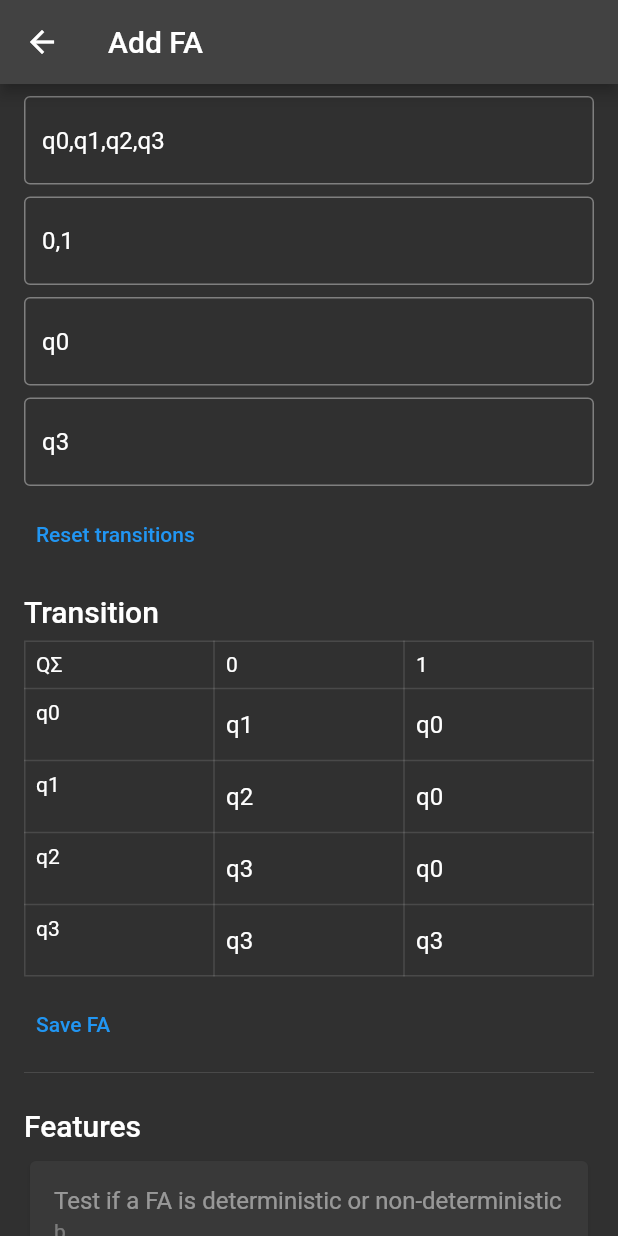
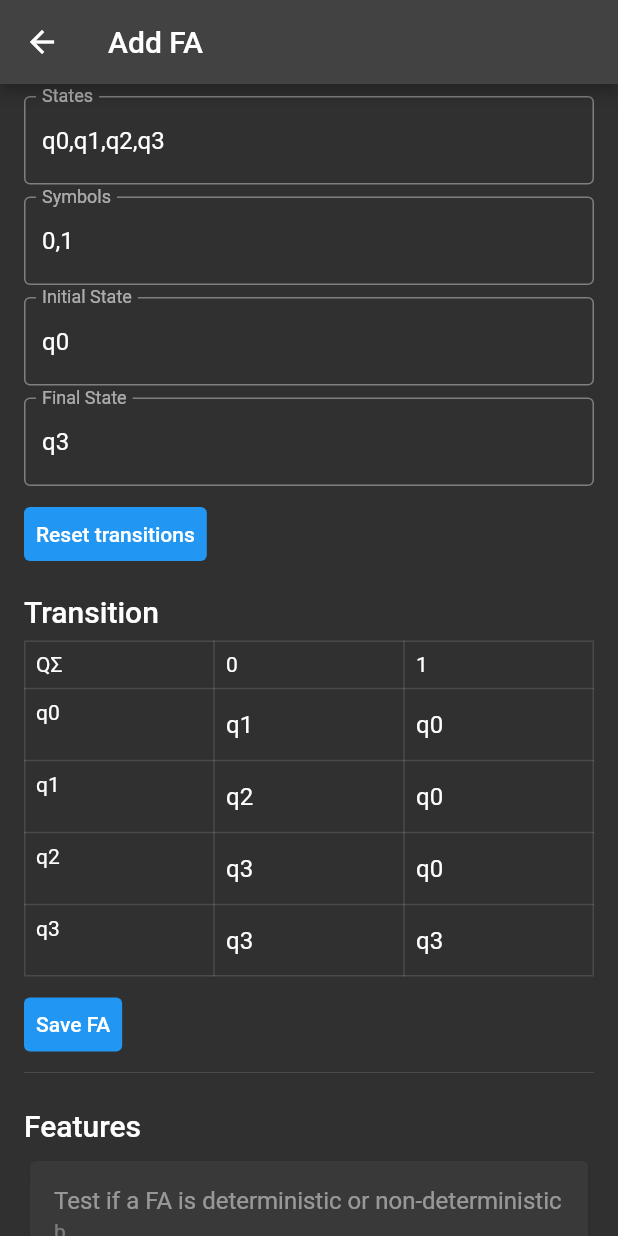
Before and after one commit to cadt-g6/finite_automata_flutter, a Flutter app: the screen it shows after launch, after a tap on the "add" icon, on a phone screen of 412 x 824 dp. Run offline on Flutter 3.47's test engine with Material 2 defaults, Android fonts, the phone set to English and light mode, and no system bars; our stand-ins replace adaptive_dialog, cloud_firestore, firebase_core; missing offline and left inert: flutter_json_viewer, rect_getter; accounts and stored records are empty.

Commit message:
improve UI for better UX

```diff
--- a/lib/configs/theme_config.dart
+++ b/lib/configs/theme_config.dart
@@ -14,6 +14,13 @@ class ThemeConfig {
 
   ThemeData get() {
     ThemeData defaultTheme = isDarkMode ? ThemeData.dark() : ThemeData.light();
-    return defaultTheme.copyWith();
+    return defaultTheme.copyWith(
+      textButtonTheme: TextButtonThemeData(
+        style: TextButton.styleFrom(
+          backgroundColor: defaultTheme.colorScheme.primary,
+          primary: defaultTheme.colorScheme.onPrimary,
+        ),
+      ),
+    );
   }
 }
--- a/lib/screens/fa_detail_screen.dart
+++ b/lib/screens/fa_detail_screen.dart
@@ -204,7 +204,8 @@ class _FaDetailScreenState extends State<FaDetailScreen> {
       child: Column(
         children: [
           FaTextField(
-            hintText: "States. eg: q0,q1",
+            hintText: "Eg: q0,q1",
+            labelText: "States",
             initialValue: states.join(","),
             onChanged: (text) {
               List<String> value = text.split(",");
@@ -213,7 +214,8 @@ class _FaDetailScreenState extends State<FaDetailScreen> {
           ),
           const FaVerticalSpacing(),
           FaTextField(
-            hintText: "Symbols. eg: a,b,c",
+            hintText: "Eg: a,b,c",
+            labelText: "Symbols",
             initialValue: symbols.join(","),
             onChanged: (text) {
               List<String> value = text.split(",");
@@ -222,7 +224,8 @@ class _FaDetailScreenState extends State<FaDetailScreen> {
           ),
           const FaVerticalSpacing(),
           FaTextField(
-            hintText: "Initial State",
+            hintText: states.isNotEmpty ? "Eg. ${states.first}" : "Eg. q1",
+            labelText: "Initial State",
             initialValue: initialState,
             validator: (state) => validateState(state),
             onChanged: (text) {
@@ -231,7 +234,8 @@ class _FaDetailScreenState extends State<FaDetailScreen> {
           ),
           const FaVerticalSpacing(),
           FaTextField(
-            hintText: "Final State",
+            hintText: states.isNotEmpty ? "Eg. ${states.last}" : "Eg. q3",
+            labelText: "Final State",
             initialValue: finalState,
             validator: (state) => validateState(state),
             onChanged: (text) {
--- a/lib/widgets/fa_text_field.dart
+++ b/lib/widgets/fa_text_field.dart
@@ -4,6 +4,7 @@ class FaTextField extends StatelessWidget {
   const FaTextField({
     Key? key,
     this.hintText,
+    required this.labelText,
     this.onChanged,
     this.validator,
     this.initialValue,
@@ -11,6 +12,7 @@ class FaTextField extends StatelessWidget {
 
   final String? initialValue;
   final String? hintText;
+  final String? labelText;
   final void Function(String)? onChanged;
   final String? Function(String?)? validator;
 
@@ -22,6 +24,7 @@ class FaTextField extends StatelessWidget {
       initialValue: initialValue,
       decoration: InputDecoration(
         border: const OutlineInputBorder(),
+        labelText: labelText,
         hintText: hintText,
       ),
     );
```
